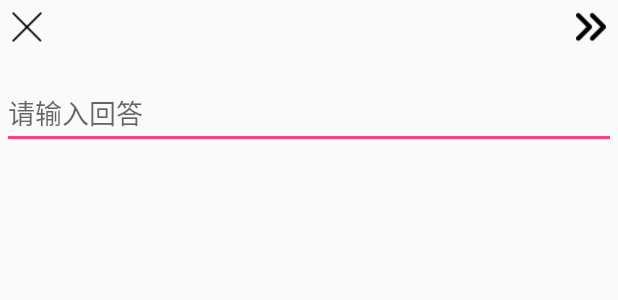
After one commit to que123567/FinalPractices, an Android app: the layout activity_answer_add.xml on its own in the app's theme, with its tools: preview values and no code run, on a phone screen of 412 x 824 dp. The commit adds this screen. Shown: the top 300 px of the screen. Run offline under Robolectric (Android 15) with nearby library versions, the phone set to English and light mode, and no system bars; network calls fail.

Commit message:
1.实现添加回答

```diff
--- a/app/src/main/AndroidManifest.xml
+++ b/app/src/main/AndroidManifest.xml
@@ -37,6 +37,8 @@
         </activity>
         <activity android:name=".ui.activity.UsersAddActivity">
         </activity>
+        <activity android:name=".ui.activity.AnswerAddActivity">
+        </activity>
     </application>
 
 </manifest>
--- a/app/src/main/java/com/qiuzhonghao/finalpractices/ui/fragment/DynamicFragment.java
+++ b/app/src/main/java/com/qiuzhonghao/finalpractices/ui/fragment/DynamicFragment.java
@@ -68,9 +68,9 @@ public class DynamicFragment extends Fragment implements SwipeRefreshLayout.OnRe
      */
     private void initSwipeRefreshLayout(SwipeRefreshLayout swipeLayout) {
         swipeLayout.setColorSchemeColors(Color.BLUE, Color.GREEN, Color.YELLOW, Color.RED);
-        mSwipeLayout.setDistanceToTriggerSync(200);
-        mSwipeLayout.setProgressBackgroundColorSchemeColor(Color.WHITE);
-        mSwipeLayout.setOnRefreshListener(this);
+        swipeLayout.setDistanceToTriggerSync(200);
+        swipeLayout.setProgressBackgroundColorSchemeColor(Color.WHITE);
+        swipeLayout.setOnRefreshListener(this);
     }
 
 
--- a/app/src/main/res/layout/activity_answer.xml
+++ b/app/src/main/res/layout/activity_answer.xml
@@ -125,6 +125,7 @@
 
 
                 <TextView
+                    android:id="@+id/tv_answer_add"
                     android:layout_width="wrap_content"
                     android:layout_height="wrap_content"
                     android:layout_weight="1"
--- /dev/null
+++ b/app/src/main/res/layout/activity_answer_add.xml
@@ -0,0 +1,57 @@
+<?xml version="1.0" encoding="utf-8"?>
+<LinearLayout
+    xmlns:android="http://schemas.android.com/apk/res/android"
+    xmlns:tools="http://schemas.android.com/tools"
+    android:layout_width="match_parent"
+    android:layout_height="match_parent"
+    android:orientation="vertical"
+    tools:context="com.qiuzhonghao.finalpractices.ui.activity.AnswerAddActivity">
+
+
+    <RelativeLayout
+        android:layout_width="match_parent"
+        android:layout_height="50dp">
+
+        <Button
+            android:id="@+id/add_answer_close"
+            android:layout_width="20dp"
+            android:layout_height="20dp"
+            android:layout_alignParentLeft="true"
+            android:layout_marginLeft="@dimen/margin_8_dp"
+            android:layout_marginTop="@dimen/margin_8_dp"
+            android:background="@drawable/answer_add_close"/>
+
+        <TextView
+            android:id="@+id/tv_answer_add_title"
+            android:layout_width="wrap_content"
+            android:layout_height="wrap_content"
+            android:layout_marginTop="@dimen/margin_1_dp"
+            android:layout_toLeftOf="@+id/add_answer_submit"
+            android:layout_toRightOf="@+id/add_answer_close"
+            android:gravity="center_horizontal"
+            android:maxLines="2"
+            android:textSize="@dimen/textsize_20_sp"/>
+
+        <Button
+            android:id="@+id/add_answer_submit"
+            android:layout_width="20dp"
+            android:layout_height="20dp"
+            android:layout_alignParentRight="true"
+            android:layout_marginLeft="@dimen/margin_8_dp"
+            android:layout_marginRight="@dimen/margin_8_dp"
+            android:layout_marginTop="@dimen/margin_8_dp"
+            android:background="@drawable/answer_add_submit"/>
+    </RelativeLayout>
+
+
+    <com.qiuzhonghao.finalpractices.ui.custom.ClearWriteEditText
+        android:layout_width="match_parent"
+        android:id="@+id/et_add_quesion"
+        android:layout_height="wrap_content"
+        android:layout_marginLeft="@dimen/margin_1_dp"
+        android:layout_marginRight="@dimen/margin_1_dp"
+        android:layout_marginTop="@dimen/margin_1_dp"
+        android:hint="请输入回答"
+        />
+
+</LinearLayout>
```
Also changed, not shown: app/src/main/java/com/qiuzhonghao/finalpractices/network/QuestionService.java (+9 -0 lines), app/src/main/java/com/qiuzhonghao/finalpractices/ui/activity/AnswerActivity.java (+10 -1 lines), app/src/main/java/com/qiuzhonghao/finalpractices/ui/activity/AnswerAddActivity.java (added, +97 -0 lines), app/src/main/java/com/qiuzhonghao/finalpractices/ui/fragment/NoticeFragment.java (+21 -2 lines), app/src/main/res/layout/fragment_notice.xml (+11 -4 lines), app/src/main/res/drawable/answer_add_close.png (added), app/src/main/res/drawable/answer_add_submit.png (added).
